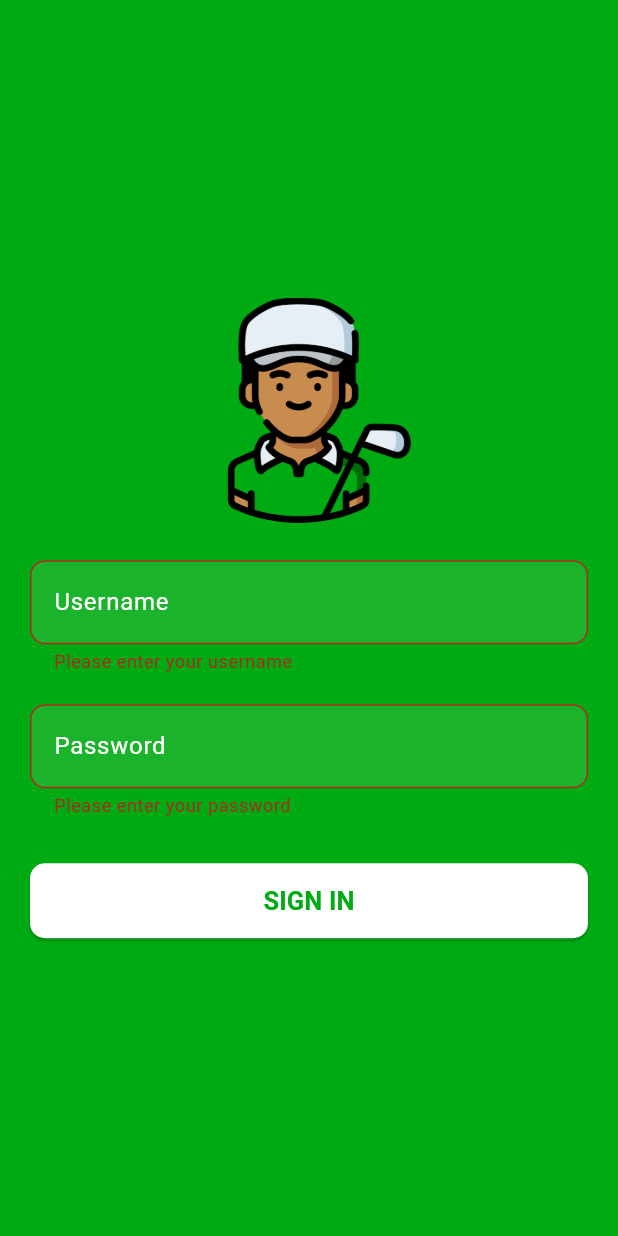
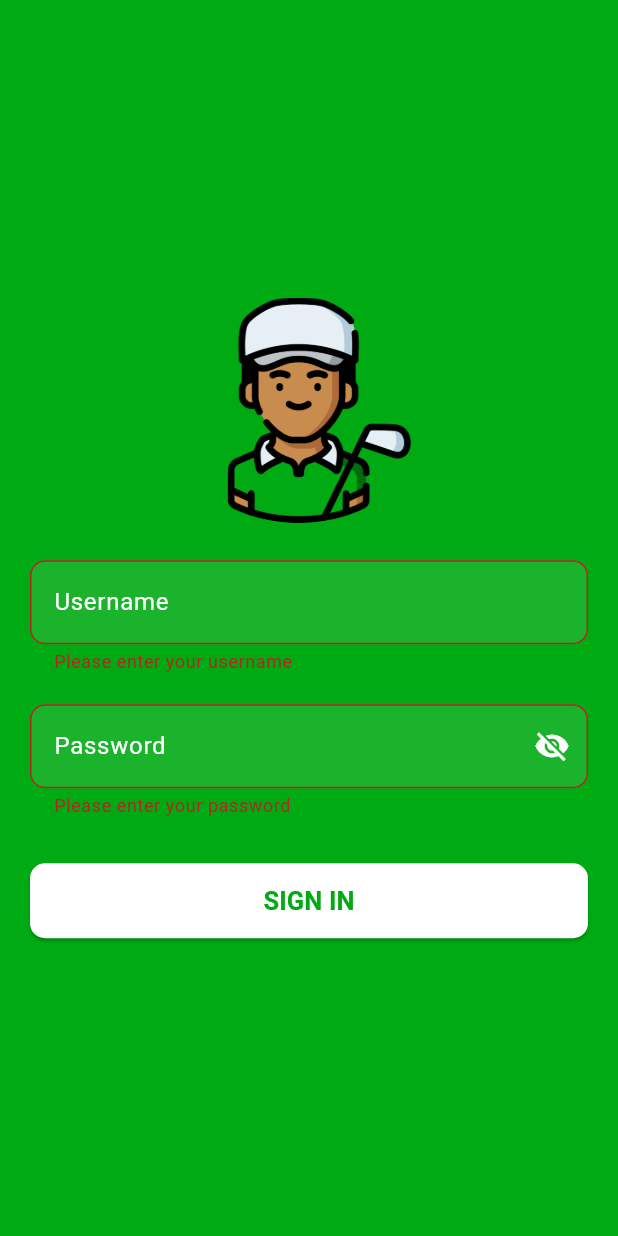
Before and after one commit to irsanachmad21/golf-app, a Flutter app: the screen it shows after launch, after a tap on "SIGN IN", on a phone screen of 412 x 824 dp. Run offline on Flutter 3.47's test engine with Material 3 defaults, Android fonts, the phone set to English and light mode, and no system bars; our stand-ins replace shared_preferences, sqflite; accounts and stored records are empty.

Commit message:
Add files via upload

```diff
--- a/lib/main.dart
+++ b/lib/main.dart
@@ -54,12 +54,18 @@ class CheckAuth extends StatelessWidget {
   }
 }
 
-class LoginPage extends StatelessWidget {
+class LoginPage extends StatefulWidget {
+  @override
+  _LoginPageState createState() => _LoginPageState();
+}
+
+class _LoginPageState extends State<LoginPage> {
   final GlobalKey<FormState> formKey = GlobalKey<FormState>();
   final Map<String, String> formData = {'username': '', 'password': ''};
 
   final FocusNode usernameFocusNode = FocusNode();
   final FocusNode passwordFocusNode = FocusNode();
+  bool _isPasswordVisible = false;
 
   void onSubmit(BuildContext context) async {
     if (formKey.currentState!.validate()) {
@@ -77,7 +83,7 @@ class LoginPage extends StatelessWidget {
         if (account['username'] == formData['username'] &&
             account['password'] == formData['password']) {
           isValid = true;
-          loggedInUsername = account['username']; // Simpan username yang valid
+          loggedInUsername = account['username'];
           break;
         }
       }
@@ -86,9 +92,7 @@ class LoginPage extends StatelessWidget {
         // Simpan status login dan username
         SharedPreferences prefs = await SharedPreferences.getInstance();
         await prefs.setBool('isLoggedIn', true);
-        await prefs.setString('username',
-            loggedInUsername); // Simpan username ke SharedPreferences
-        // Arahkan ke halaman utama
+        await prefs.setString('username', loggedInUsername);
         Navigator.pushReplacementNamed(context, '/main');
       } else {
         // Username atau password salah, tampilkan pesan error
@@ -142,7 +146,8 @@ class LoginPage extends StatelessWidget {
                 SizedBox(height: 20),
                 TextFormField(
                   focusNode: passwordFocusNode,
-                  obscureText: true,
+                  obscureText:
+                      !_isPasswordVisible,
                   decoration: InputDecoration(
                     labelText: 'Password',
                     labelStyle: TextStyle(color: Colors.white),
@@ -150,6 +155,20 @@ class LoginPage extends StatelessWidget {
                     fillColor: Colors.white.withOpacity(0.1),
                     border: OutlineInputBorder(
                       borderRadius: BorderRadius.circular(10.0),
+                    ),
+                    suffixIcon: IconButton(
+                      icon: Icon(
+                        _isPasswordVisible
+                            ? Icons.visibility
+                            : Icons.visibility_off,
+                        color: Colors.white,
+                      ),
+                      onPressed: () {
+                        setState(() {
+                          _isPasswordVisible =
+                              !_isPasswordVisible;
+                        });
+                      },
                     ),
                   ),
                   style: TextStyle(color: Colors.white),
@@ -225,7 +244,7 @@ class _MainPageState extends State<MainPage> {
         context: context,
         builder: (BuildContext context) {
           return AlertDialog(
-            title: Text('Confirm Sign Out'),
+            title: Text('Konfirmasi Keluar'),
             content: Text('Apakah Anda yakin ingin keluar?'),
             actions: <Widget>[
               TextButton(
```
